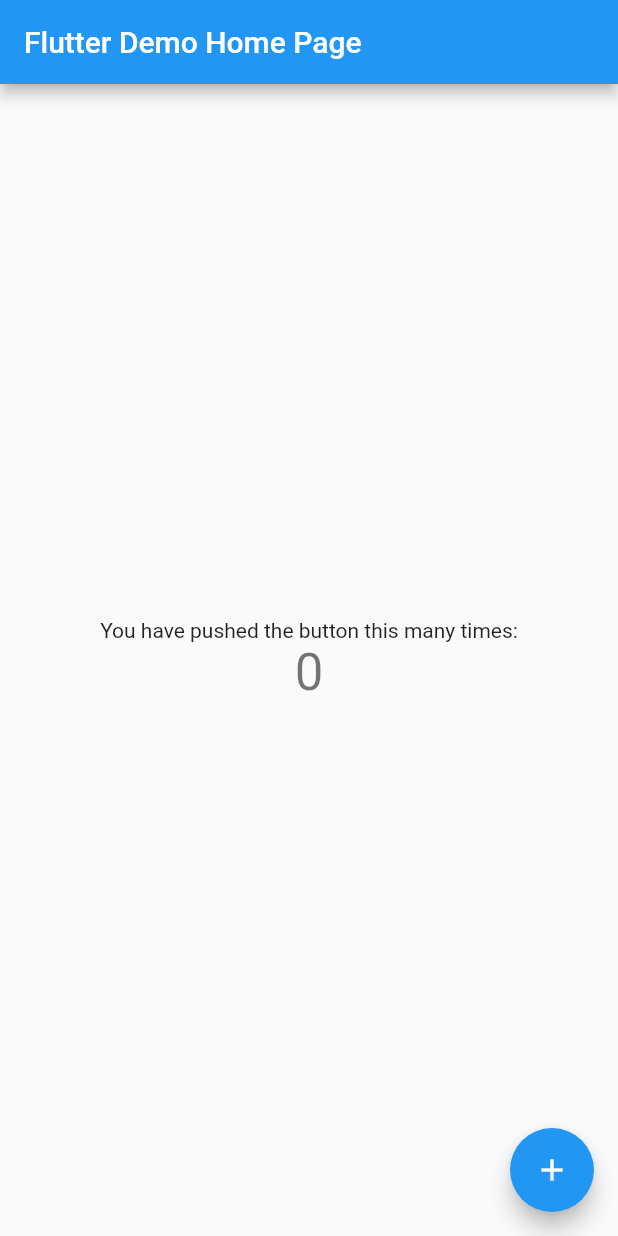
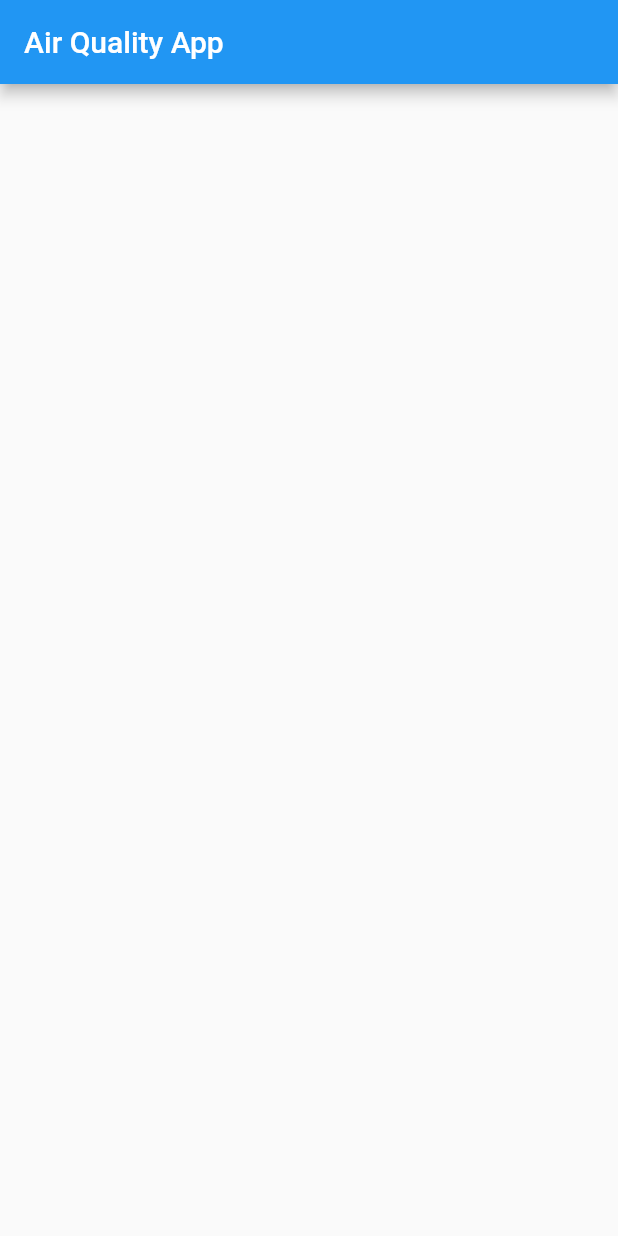
Before and after one commit to rahul-badgujar/AeroWeatherMate-App, a Flutter app: the screen it shows after launch, on a phone screen of 412 x 824 dp. Run offline on Flutter 3.47's test engine with Material 2 defaults, Android fonts, the light colour scheme and no system bars.

Commit message:
boilerplate code added

```diff
--- /dev/null
+++ b/lib/app/aq_app.dart
@@ -0,0 +1,12 @@
+import 'package:flutter/material.dart';
+import 'package:air_quality_app/app/pages/main_page.dart';
+
+class AqApp extends StatelessWidget {
+  @override
+  Widget build(BuildContext context) {
+    return MaterialApp(
+      title: "Air Quality App",
+      home: MainPage(),
+    );
+  }
+}
--- /dev/null
+++ b/lib/app/pages/main_page.dart
@@ -0,0 +1,18 @@
+import 'package:flutter/material.dart';
+
+class MainPage extends StatefulWidget {
+  @override
+  _MainPageState createState() => _MainPageState();
+}
+
+class _MainPageState extends State<MainPage> {
+  @override
+  Widget build(BuildContext context) {
+    return Scaffold(
+      appBar: AppBar(
+        title: Text("Air Quality App"),
+      ),
+      body: Container(),
+    );
+  }
+}
--- a/lib/main.dart
+++ b/lib/main.dart
@@ -1,117 +1,6 @@
 import 'package:flutter/material.dart';
+import 'package:air_quality_app/app/aq_app.dart';
 
 void main() {
-  runApp(MyApp());
+  runApp(AqApp());
 }
-
-class MyApp extends StatelessWidget {
-  // This widget is the root of your application.
-  @override
-  Widget build(BuildContext context) {
-    return MaterialApp(
-      title: 'Flutter Demo',
-      theme: ThemeData(
-        // This is the theme of your application.
-        //
-        // Try running your application with "flutter run". You'll see the
-        // application has a blue toolbar. Then, without quitting the app, try
-        // changing the primarySwatch below to Colors.green and then invoke
-        // "hot reload" (press "r" in the console where you ran "flutter run",
-        // or simply save your changes to "hot reload" in a Flutter IDE).
-        // Notice that the counter didn't reset back to zero; the application
-        // is not restarted.
-        primarySwatch: Colors.blue,
-        // This makes the visual density adapt to the platform that you run
-        // the app on. For desktop platforms, the controls will be smaller and
-        // closer together (more dense) than on mobile platforms.
-        visualDensity: VisualDensity.adaptivePlatformDensity,
-      ),
-      home: MyHomePage(title: 'Flutter Demo Home Page'),
-    );
-  }
-}
-
-class MyHomePage extends StatefulWidget {
-  MyHomePage({Key key, this.title}) : super(key: key);
-
-  // This widget is the home page of your application. It is stateful, meaning
-  // that it has a State object (defined below) that contains fields that affect
-  // how it looks.
-
-  // This class is the configuration for the state. It holds the values (in this
-  // case the title) provided by the parent (in this case the App widget) and
-  // used by the build method of the State. Fields in a Widget subclass are
-  // always marked "final".
-
-  final String title;
-
-  @override
-  _MyHomePageState createState() => _MyHomePageState();
-}
-
-class _MyHomePageState extends State<MyHomePage> {
-  int _counter = 0;
-
-  void _incrementCounter() {
-    setState(() {
-      // This call to setState tells the Flutter framework that something has
-      // changed in this State, which causes it to rerun the build method below
-      // so that the display can reflect the updated values. If we changed
-      // _counter without calling setState(), then the build method would not be
-      // called again, and so nothing would appear to happen.
-      _counter++;
-    });
-  }
-
-  @override
-  Widget build(BuildContext context) {
-    // This method is rerun every time setState is called, for instance as done
-    // by the _incrementCounter method above.
-    //
-    // The Flutter framework has been optimized to make rerunning build methods
-    // fast, so that you can just rebuild anything that needs updating rather
-    // than having to individually change instances of widgets.
-    return Scaffold(
-      appBar: AppBar(
-        // Here we take the value from the MyHomePage object that was created by
-        // the App.build method, and use it to set our appbar title.
-        title: Text(widget.title),
-      ),
-      body: Center(
-        // Center is a layout widget. It takes a single child and positions it
-        // in the middle of the parent.
-        child: Column(
-          // Column is also a layout widget. It takes a list of children and
-          // arranges them vertically. By default, it sizes itself to fit its
-          // children horizontally, and tries to be as tall as its parent.
-          //
-          // Invoke "debug painting" (press "p" in the console, choose the
-          // "Toggle Debug Paint" action from the Flutter Inspector in Android
-          // Studio, or the "Toggle Debug Paint" command in Visual Studio Code)
-          // to see the wireframe for each widget.
-          //
-          // Column has various properties to control how it sizes itself and
-          // how it positions its children. Here we use mainAxisAlignment to
-          // center the children vertically; the main axis here is the vertical
-          // axis because Columns are vertical (the cross axis would be
-          // horizontal).
-          mainAxisAlignment: MainAxisAlignment.center,
-          children: <Widget>[
-            Text(
-              'You have pushed the button this many times:',
-            ),
-            Text(
-              '$_counter',
-              style: Theme.of(context).textTheme.headline4,
-            ),
-          ],
-        ),
-      ),
-      floatingActionButton: FloatingActionButton(
-        onPressed: _incrementCounter,
-        tooltip: 'Increment',
-        child: Icon(Icons.add),
-      ), // This trailing comma makes auto-formatting nicer for build methods.
-    );
-  }
-}
```
Also changed, not shown: 1 other file.
